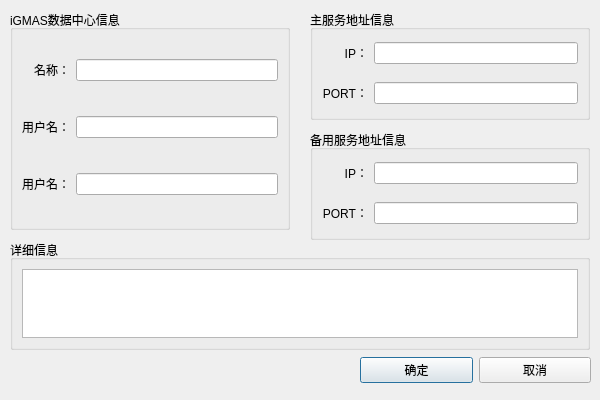
First picture: the form in widget/dialog/igmasdatacenter_edit_dialog.ui, repository yanghang8612/SMAMMainUI, before the edit.
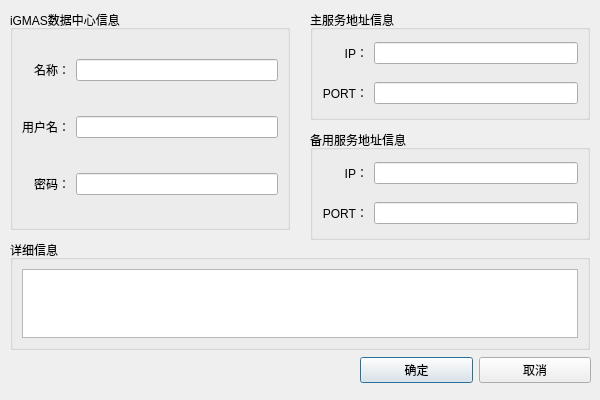
Second picture: the form after the edit.

```diff
--- a/widget/dialog/igmasdatacenter_edit_dialog.ui
+++ b/widget/dialog/igmasdatacenter_edit_dialog.ui
@@ -83,7 +83,7 @@
     <item row="2" column="0">
      <widget class="QLabel" name="label_11">
       <property name="text">
-       <string>用户名：</string>
+       <string>密码：</string>
       </property>
       <property name="alignment">
        <set>Qt::AlignRight|Qt::AlignTrailing|Qt::AlignVCenter</set>
```
Left out of the diff: 3 changed lines with no effect on the pictures.
